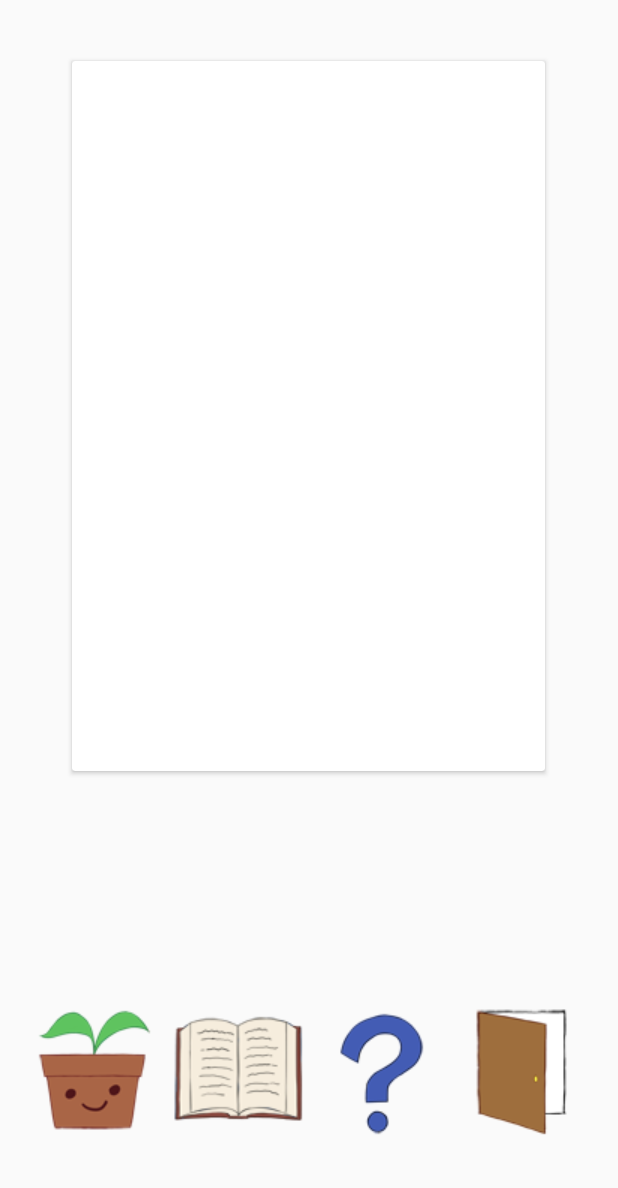
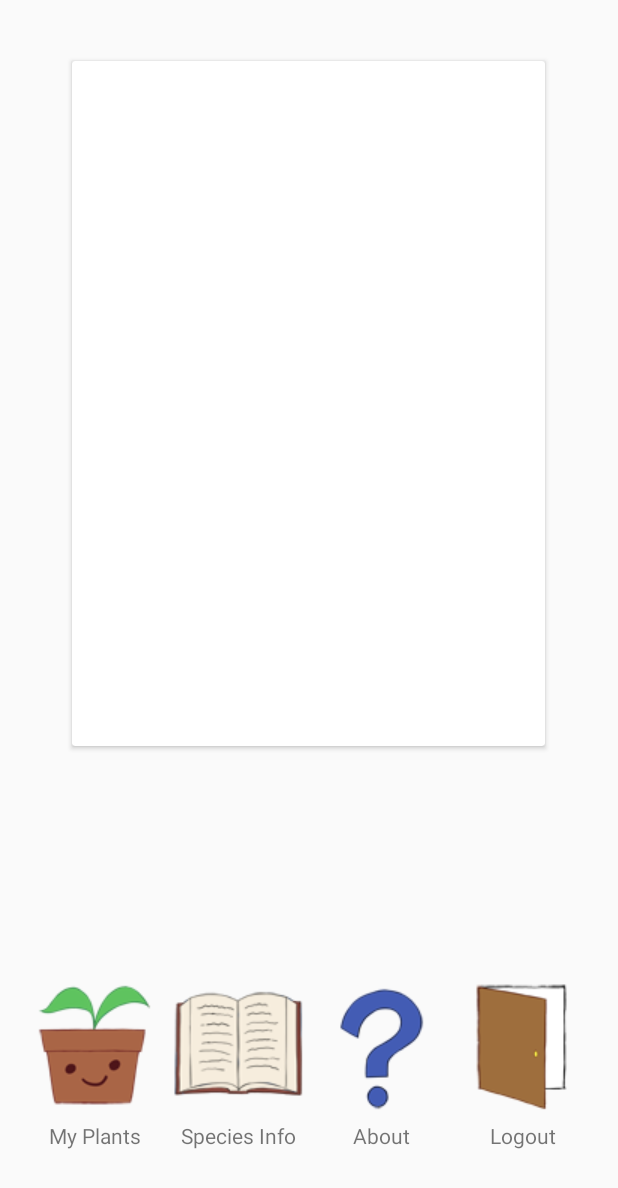
Before and after one commit to Lynx1820/botanist, an Android app: the layout activity_menu.xml on its own in the app's theme, with its tools: preview values and no code run, on a phone screen of 412 x 824 dp. Shown: the top 1188 px of the screen. Run offline under Robolectric (Android 15) with nearby library versions, the phone set to English and light mode, and no system bars.

Commit message:
Removed line that caused inconsistent bar coloring

```diff
--- a/app/src/main/AndroidManifest.xml
+++ b/app/src/main/AndroidManifest.xml
@@ -9,7 +9,7 @@
 
     <application
         android:allowBackup="true"
-        android:icon="@drawable/plant"
+        android:icon="@drawable/pun_pending"
         android:label="@string/app_name"
         android:supportsRtl="true"
         android:theme="@style/AppTheme">
--- a/app/src/main/java/project/cis350/upenn/edu/botanist_project/PlantActivity.java
+++ b/app/src/main/java/project/cis350/upenn/edu/botanist_project/PlantActivity.java
@@ -76,7 +76,9 @@ public class PlantActivity extends AppCompatActivity {
         right_col.removeAllViews();
 
         for (int i = 0; i < currentPlants.size(); i++) {
-            final Plant p = currentPlants.get(i);
+            // list is oldest to newest, but we add them from newest to oldest
+            // so we start from the end of the list
+            final Plant p = currentPlants.get(currentPlants.size()-i-1);
 
             // ImageView for the plant picture
             ImageView image = new ImageView(this);
@@ -110,10 +112,10 @@ public class PlantActivity extends AppCompatActivity {
             plantLayout.addView(nameDisplay, layoutParams);
 
             if (i % 2 == 0) {
-                left_col.addView(plantLayout, 0);
+                left_col.addView(plantLayout);
             }
             else {
-                right_col.addView(plantLayout, 0);
+                right_col.addView(plantLayout);
             }
         }
     }
--- a/app/src/main/res/layout/activity_menu.xml
+++ b/app/src/main/res/layout/activity_menu.xml
@@ -53,42 +53,106 @@
         android:layout_height="wrap_content"
         android:orientation="horizontal">
 
+        <LinearLayout
+            android:id="@+id/plant_section"
+            android:layout_width="match_parent"
+            android:layout_height="match_parent"
+            android:layout_weight="1"
+            android:orientation="vertical">
+
             <ImageButton
                 android:id="@+id/plantButton"
-            android:layout_width="wrap_content"
+                android:layout_width="match_parent"
                 android:layout_height="wrap_content"
                 android:layout_weight="1"
                 android:background="@android:color/transparent"
                 android:onClick="onPlantButtonClick"
                 app:srcCompat="@drawable/pun_pending" />
 
+            <TextView
+                android:id="@+id/plantLabel"
+                android:layout_width="match_parent"
+                android:layout_height="wrap_content"
+                android:layout_weight="1"
+                android:gravity="center"
+                android:text="My Plants" />
+        </LinearLayout>
+
+        <LinearLayout
+            android:id="@+id/info_section"
+            android:layout_width="match_parent"
+            android:layout_height="match_parent"
+            android:layout_weight="1"
+            android:orientation="vertical">
+
             <ImageButton
                 android:id="@+id/infoButton"
-            android:layout_width="wrap_content"
+                android:layout_width="match_parent"
                 android:layout_height="wrap_content"
                 android:layout_weight="1"
                 android:background="@android:color/transparent"
                 android:onClick="onInfoButtonClick"
                 app:srcCompat="@drawable/buk" />
 
+            <TextView
+                android:id="@+id/info_label"
+                android:layout_width="match_parent"
+                android:layout_height="wrap_content"
+                android:layout_weight="1"
+                android:gravity="center"
+                android:text="Species Info" />
+        </LinearLayout>
+
+        <LinearLayout
+            android:id="@+id/about_section"
+            android:layout_width="match_parent"
+            android:layout_height="match_parent"
+            android:layout_weight="1"
+            android:orientation="vertical">
+
             <ImageButton
                 android:id="@+id/aboutButton"
-            android:layout_width="wrap_content"
+                android:layout_width="match_parent"
                 android:layout_height="wrap_content"
                 android:layout_weight="1"
                 android:background="@android:color/transparent"
                 android:onClick="onAboutButtonClick"
                 app:srcCompat="@drawable/question_mark" />
 
+            <TextView
+                android:id="@+id/about_label"
+                android:layout_width="match_parent"
+                android:layout_height="wrap_content"
+                android:layout_weight="1"
+                android:gravity="center"
+                android:text="About" />
+        </LinearLayout>
+
+        <LinearLayout
+            android:id="@+id/logout_section"
+            android:layout_width="match_parent"
+            android:layout_height="match_parent"
+            android:layout_weight="1"
+            android:orientation="vertical">
+
             <ImageButton
                 android:id="@+id/logoutButton"
-            android:layout_width="wrap_content"
+                android:layout_width="match_parent"
                 android:layout_height="wrap_content"
                 android:layout_weight="1"
                 android:background="@android:color/transparent"
                 android:onClick="onLogoutButtonClick"
                 app:srcCompat="@drawable/door" />
 
+            <TextView
+                android:id="@+id/logout_label"
+                android:layout_width="match_parent"
+                android:layout_height="wrap_content"
+                android:layout_weight="1"
+                android:gravity="center"
+                android:text="Logout" />
         </LinearLayout>
 
     </LinearLayout>
+
+</LinearLayout>
--- a/app/src/main/res/values-v21/styles.xml
+++ b/app/src/main/res/values-v21/styles.xml
@@ -4,6 +4,5 @@
         <item name="windowActionBar">false</item>
         <item name="windowNoTitle">true</item>
         <item name="android:windowDrawsSystemBarBackgrounds">true</item>
-        <item name="android:statusBarColor">@android:color/transparent</item>
     </style>
 </resources>
```
Lines whose indentation alone changed are shown as unchanged.
